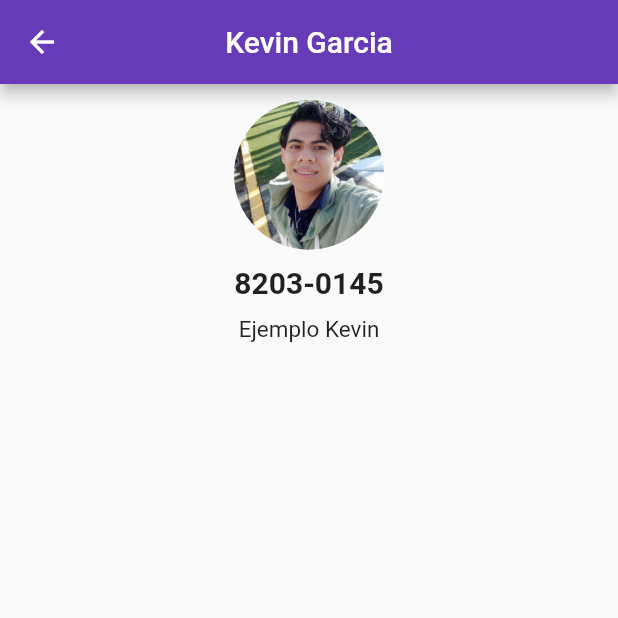
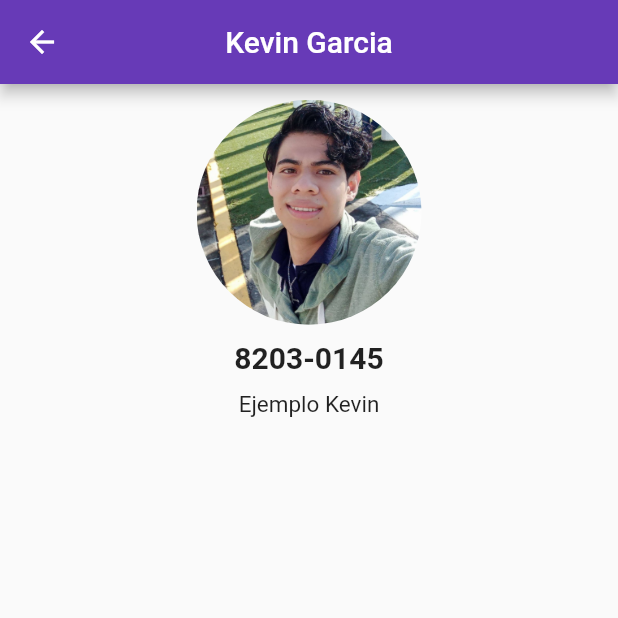
Before and after one commit to kevinShogun/Contact_app, a Flutter app: the ContactList screen opened by its route, after a tap on an icon or button, on a phone screen of 412 x 824 dp, the top half of it. Run offline on Flutter 3.47's test engine with Material 2 defaults, Android fonts, the light colour scheme and no system bars; our stand-ins replace google_fonts, material_design_icons_flutter; statements that could not run were skipped.

Commit message:
Implements Future in my contact app

```diff
--- /dev/null
+++ b/assets/scripts/data.json
@@ -0,0 +1,5 @@
+{
+    "nombre": "Administrador (Usuario por defecto)",
+    "telefono": "8323 - 0224",
+    "descripcion": "Ingeniero en sistemas de información, especializado en Fronted y desarrolo web"
+}
--- a/lib/UI/Pages/info_user_page.dart
+++ b/lib/UI/Pages/info_user_page.dart
@@ -8,6 +8,30 @@ class InfoUserPage extends StatelessWidget {
 
   @override
   Widget build(BuildContext context) {
+    if (contacto.foto == null) {
+      return SizedBox(
+        width: double.infinity,
+        child: Column(
+          crossAxisAlignment: CrossAxisAlignment.center,
+          children: <Widget>[
+            SizedBox(height: 10.5),
+            CircleAvatar(
+              maxRadius: 60.0,
+              child: Text(
+                contacto.nombre[0].toUpperCase(),
+                style: TextStyle(fontSize: 40.0, fontWeight: FontWeight.w600),
+              ),
+            ),
+            SizedBox(height: 10.5),
+            Text(contacto.telefono,
+                style: TextStyle(fontWeight: FontWeight.bold, fontSize: 20)),
+            SizedBox(height: 10.5),
+            Text(contacto.descripcion,
+                style: TextStyle(fontWeight: FontWeight.normal, fontSize: 15))
+          ],
+        ),
+      );
+    } else {
       return SizedBox(
         width: double.infinity,
         child: Column(
@@ -26,11 +50,12 @@ class InfoUserPage extends StatelessWidget {
       );
     }
   }
+}
 
 Widget imgCaratula(String url) {
   return Container(
-      height: 100.0,
-      width: 100.0,
+      height: 150.0,
+      width: 150.0,
       decoration: BoxDecoration(
           borderRadius: BorderRadius.circular(100.0),
           image: DecorationImage(
--- a/lib/UI/Widgets/custom_button.dart
+++ b/lib/UI/Widgets/custom_button.dart
@@ -4,7 +4,7 @@ import 'package:google_fonts/google_fonts.dart';
 
 class CustomButton extends StatelessWidget {
   final ValueNotifier<String> titulo =
-      ValueNotifier<String>('Agregar de Contactos');
+      ValueNotifier<String>('Lista de contactos');
 
   @override
   Widget build(BuildContext context) {
@@ -30,7 +30,7 @@ class CustomButton extends StatelessWidget {
                   child: Text(value,
                       style: GoogleFonts.biryani(
                         color: Theme.of(context).primaryColor,
-                        fontSize: 18.0,
+                        fontSize: 19.0,
                       ))),
             );
           },
--- a/lib/UI/Widgets/custom_list_title.dart
+++ b/lib/UI/Widgets/custom_list_title.dart
@@ -7,7 +7,6 @@ class CustomListTitle extends StatelessWidget {
   final PersonModel person;
 
   CustomListTitle({this.person});
-
   @override
   Widget build(BuildContext context) {
     return ListTile(
@@ -22,7 +21,8 @@ class CustomListTitle extends StatelessWidget {
             mainAxisAlignment: MainAxisAlignment.spaceEvenly,
             children: <Widget>[
               IconButton(
-                icon: Icon(MdiIcons.whatsapp),
+                icon: Image.asset("assets/images/whatsapp.ico",
+                    fit: BoxFit.contain),
                 onPressed: () {},
               ),
               IconButton(
--- a/lib/main.dart
+++ b/lib/main.dart
@@ -5,6 +5,7 @@ import 'package:flutter_app/UI/Pages/contact_details_page.dart';
 import 'package:flutter_app/UI/Pages/form_contact_page.dart';
 import 'package:flutter_app/UI/Pages/home_page.dart';
 import 'package:flutter_app/UI/Pages/contact_list_page.dart';
+import 'package:flutter_app/UI/Pages/my_user_page.dart';
 
 void main() {
   runApp(MyApp());
@@ -30,7 +31,8 @@ class MyApp extends StatelessWidget {
               routes: {
                 'detalle_contacto': (context) => ContactDetails(),
                 'form_contact': (context) => FormContactPage(),
-                'list_contact': (context) => ContactList()
+                'list_contact': (context) => ContactList(),
+                'user_page': (context) => MyUserPage()
               },
               title: 'Flutter App de Kevin',
               theme: ThemeData(
--- a/pubspec.yaml
+++ b/pubspec.yaml
@@ -54,6 +54,7 @@ flutter:
     - assets/images/whatsapp.ico
     - assets/images/contact.png
     - assets/images/contact2.png
+    - assets/scripts/data.json
   #   - images/a_dot_ham.jpeg
 
   # An image asset can refer to one or more resolution-specific "variants", see
```
Also changed, not shown: lib/UI/Pages/home_page.dart (+9 -0 lines), lib/UI/Pages/my_user_page.dart (added, +81 -0 lines), 1 other file. Lines whose indentation alone changed are shown as unchanged.
